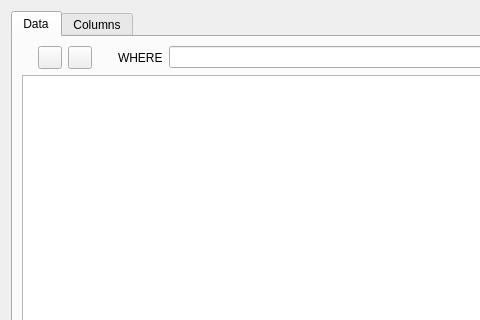
Before: the Qt Designer form src/tabwidget/tablewidget.ui in FrenchDilettante/dbmaster, drawn with Qt 5; both pictures show x 0 to 480 and y 0 to 320 of the 561 by 421 pixel window.
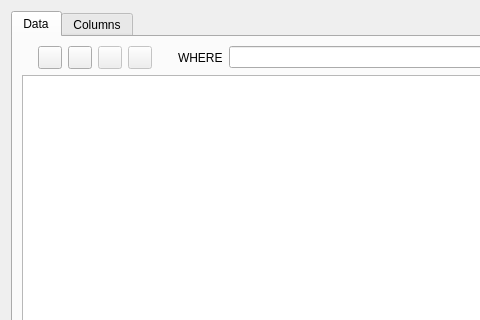
After: the same form once the commit is applied. Custom widgets are drawn as their Qt base class.

The edit to the form file:
```diff
--- a/src/tabwidget/tablewidget.ui
+++ b/src/tabwidget/tablewidget.ui
@@ -55,6 +55,20 @@
          <item>
           <widget class="QToolButton" name="deleteButton"/>
          </item>
+         <item>
+          <widget class="QToolButton" name="commitButton">
+           <property name="enabled">
+            <bool>false</bool>
+           </property>
+          </widget>
+         </item>
+         <item>
+          <widget class="QToolButton" name="rollbackButton">
+           <property name="enabled">
+            <bool>false</bool>
+           </property>
+          </widget>
+         </item>
          <item>
           <spacer name="horizontalSpacer">
            <property name="orientation">
```
